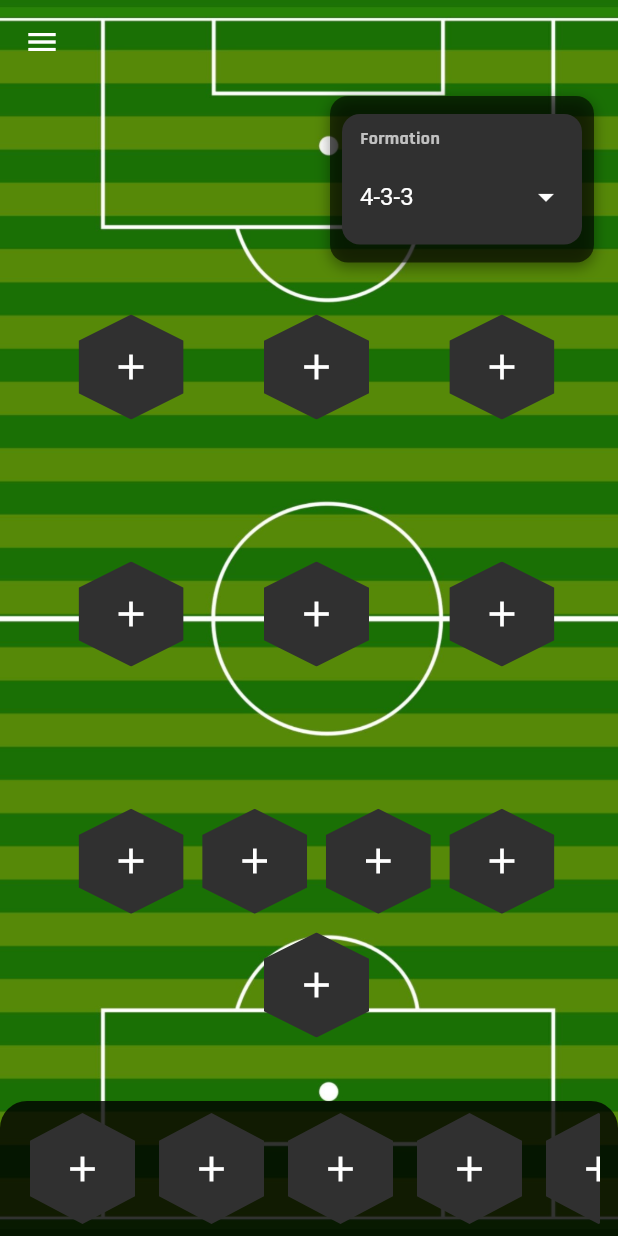
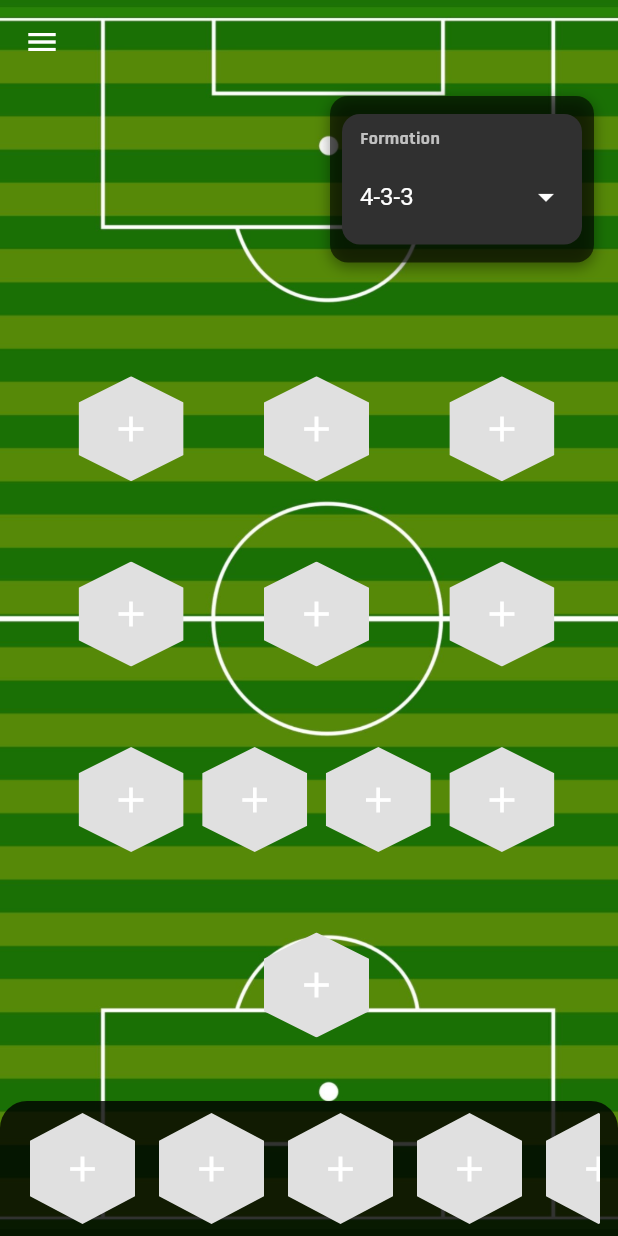
Before and after one commit to WilliamAGENEAU/inazuma_eleven_team_builder, a Flutter app: the screen it shows after launch, on a phone screen of 412 x 824 dp. Run offline on Flutter 3.47's test engine with Material 3 defaults, Android fonts, the phone set to English and light mode, and no system bars; our stand-ins replace cloud_firestore, firebase_core, fluttericon, font_awesome_flutter, google_fonts; missing offline and left inert: layout, shrink_sidemenu; accounts and stored records are empty.

Commit message:
Joueur Raimon debut

```diff
--- a/lib/sections/home/home_page.dart
+++ b/lib/sections/home/home_page.dart
@@ -31,10 +31,10 @@ class _HomePageState extends State<HomePage> {
   final Map<String, List<Offset>> formationPositions = {
     "4-3-3": [
       Offset(0.5, 0.9), // Gardien
-      Offset(0.2, 0.8), Offset(0.4, 0.8),
-      Offset(0.6, 0.8), Offset(0.8, 0.8), // Défense
+      Offset(0.2, 0.75), Offset(0.4, 0.75),
+      Offset(0.6, 0.75), Offset(0.8, 0.75), // Défense
       Offset(0.2, 0.6), Offset(0.5, 0.6), Offset(0.8, 0.6), // Milieu
-      Offset(0.2, 0.4), Offset(0.5, 0.4), Offset(0.8, 0.4), // Attaque
+      Offset(0.2, 0.45), Offset(0.5, 0.45), Offset(0.8, 0.45), // Attaque
     ],
     "4-4-2": [
       Offset(0.5, 0.9),
--- a/lib/widget/hex_buttons.dart
+++ b/lib/widget/hex_buttons.dart
@@ -1,4 +1,5 @@
 import 'package:flutter/material.dart';
+import 'package:inazuma_eleven_team_builder/values/values.dart';
 import 'package:inazuma_eleven_team_builder/widget/hexagon_clipper.dart';
 import '../models/joueur.dart';
 
@@ -20,7 +21,7 @@ class HexButton extends StatelessWidget {
         child: ClipPath(
           clipper: HexagonClipper(),
           child: Container(
-            color: Colors.grey[850],
+            color: AppColors.grey300,
             child: joueur == null
                 ? const Icon(Icons.add, color: Colors.white, size: 28)
                 : Image.asset(joueur!.icon, fit: BoxFit.cover),
```
Also changed, not shown: assets/images/players/axel_blaze.png (added), assets/images/players/erik.png (added), assets/images/players/jack_wallside.png (added), assets/images/players/jim.png (added), assets/images/players/kevin.png (added), assets/images/players/nathan.png (added).
